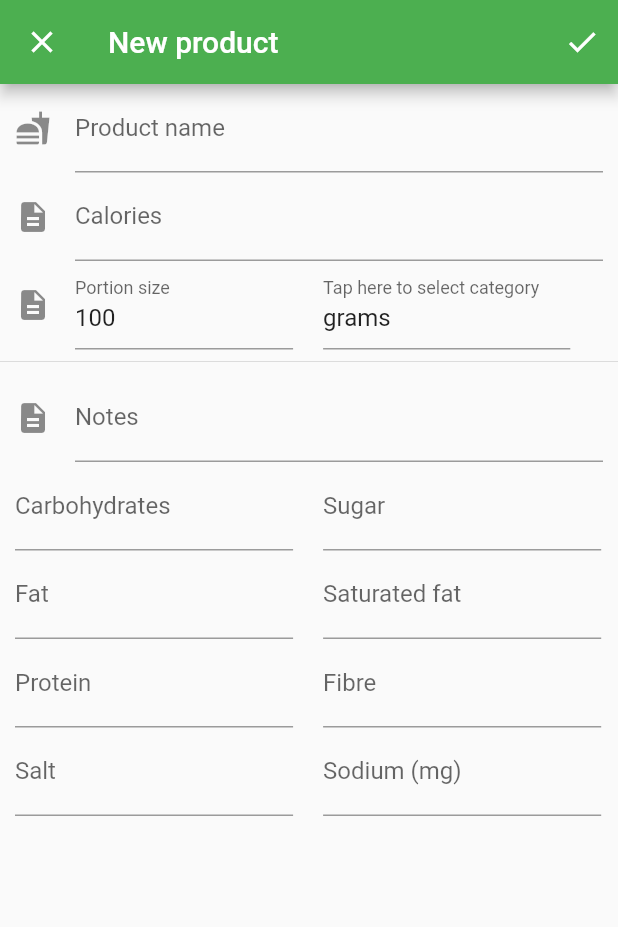
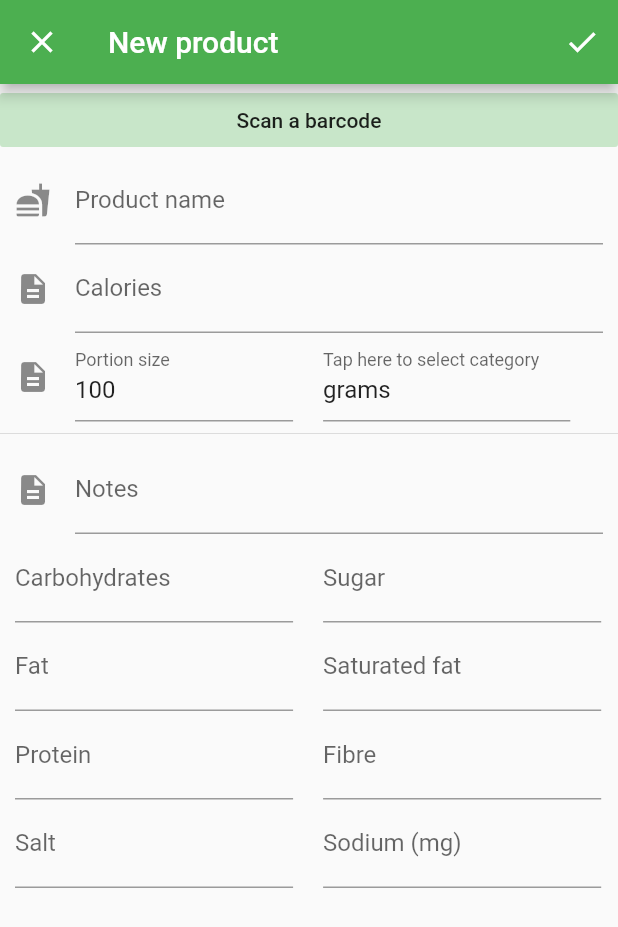
Before and after one commit to anxiouscupcake/honest_calorie, a Flutter app: the ProductDBEdit screen opened directly, on a phone screen of 412 x 824 dp. Shown: the top 927 px of the screen. Run offline on Flutter 3.47's test engine with Material 2 defaults, Android fonts, the phone set to English and light mode, and no system bars; accounts and stored records are empty.

Commit message:
replaced filters button with barcode scanner button; added barcode scanner button to product editing screen;

```diff
--- a/lib/screens/forms/product_edit_screen.dart
+++ b/lib/screens/forms/product_edit_screen.dart
@@ -115,6 +115,13 @@ class _ProductDBEditState extends State<ProductDBEdit> {
         // TODO: сделать валидацию данных и обязательные поля
         body: ListView(
           children: <Widget>[
+            FlatButton(
+              child: Text("Scan a barcode"),
+              color: Colors.green[100],
+              onPressed: () {
+                // TODO: implement barcode scanner
+              },
+            ),
             Container(
               padding: EdgeInsets.only(left: 10, right: 10),
               child: Column(
--- a/lib/screens/product_db_screen.dart
+++ b/lib/screens/product_db_screen.dart
@@ -80,9 +80,9 @@ class _ProductDBState extends State<ProductDBScreen> {
               : null,
           actions: <Widget>[
             IconButton(
-                icon: Icon(Icons.filter_list),
+                icon: Icon(Icons.camera_alt),
                 onPressed: () {
-                  // TODO: implement filters
+                  // TODO: implement barcode scanner
                 }),
           ],
         ),
```
